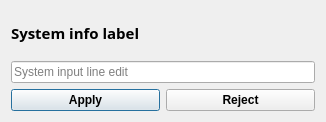
Before: the Qt Designer form userinterface/subinterfaces/lobbiessubdialog.ui in AlekseyLapunov/Client-Monopoly, drawn with Qt 5.
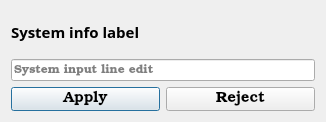
After: the same form once the commit is applied.

Diff of the .ui file:
```diff
--- a/userinterface/subinterfaces/lobbiessubdialog.ui
+++ b/userinterface/subinterfaces/lobbiessubdialog.ui
@@ -22,6 +22,11 @@
     <height>152</height>
    </size>
   </property>
+  <property name="font">
+   <font>
+    <family>Bookman Old Style</family>
+   </font>
+  </property>
   <property name="windowTitle">
    <string>Form</string>
   </property>
@@ -33,7 +38,9 @@
     <widget class="QPushButton" name="bApply">
      <property name="font">
       <font>
-       <bold>true</bold>
+       <family>Bookman Old Style</family>
+       <pointsize>11</pointsize>
+       <bold>false</bold>
       </font>
      </property>
      <property name="text">
@@ -45,7 +52,9 @@
     <widget class="QPushButton" name="bReject">
      <property name="font">
       <font>
-       <bold>true</bold>
+       <family>Bookman Old Style</family>
+       <pointsize>11</pointsize>
+       <bold>false</bold>
       </font>
      </property>
      <property name="text">
```
